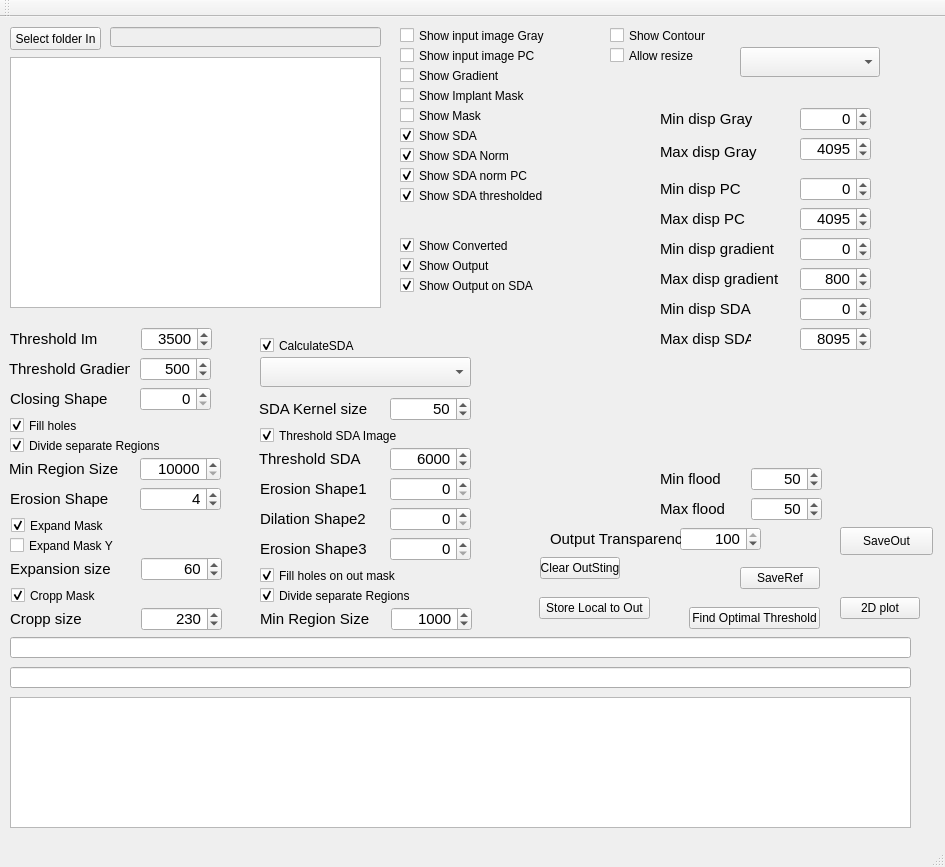
First picture: the form in HipsViever/mainwindow.ui, repository marcinkociolek/ProjectsPL, before the edit.
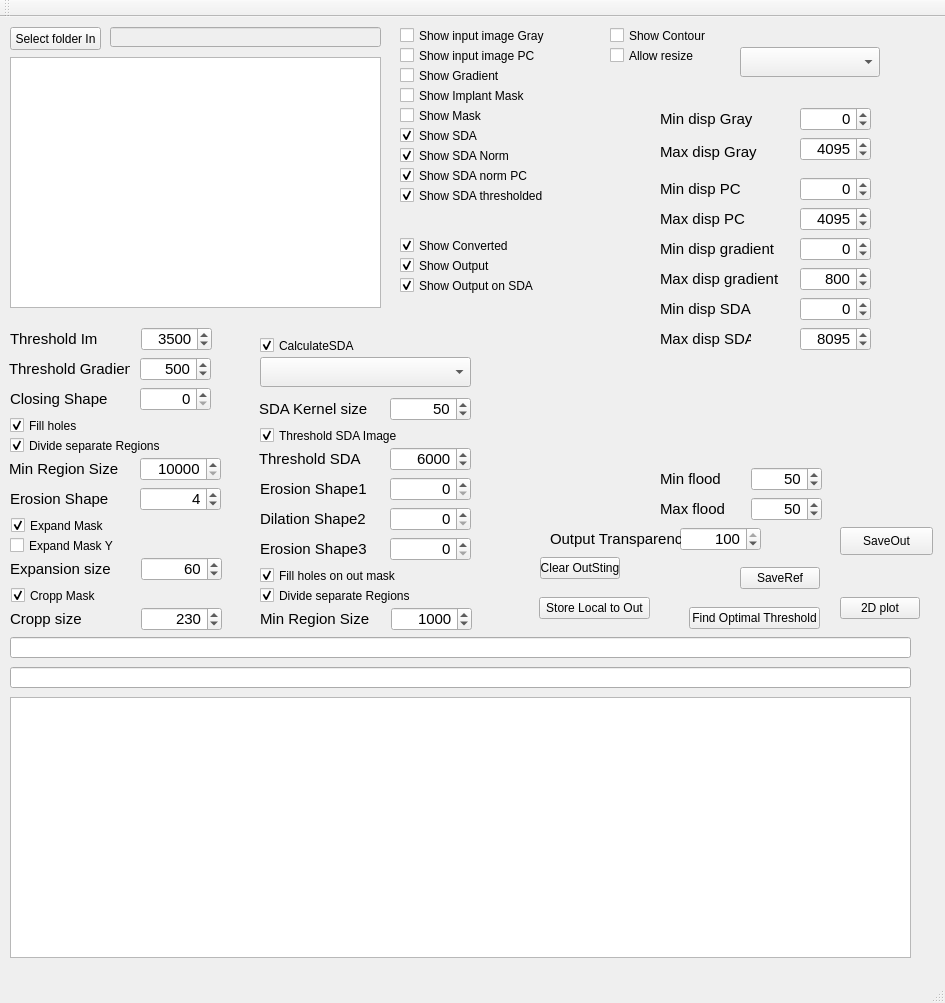
Second picture: the form after the edit.

Commit message: Release version + VC2017 and OpenCV3

What changed in the file:
```diff
--- a/HipsViever/mainwindow.ui
+++ b/HipsViever/mainwindow.ui
@@ -7,7 +7,7 @@
     <x>0</x>
     <y>0</y>
     <width>945</width>
-    <height>867</height>
+    <height>1003</height>
    </rect>
   </property>
   <property name="windowTitle">
@@ -1604,7 +1604,7 @@
       <x>10</x>
       <y>680</y>
       <width>901</width>
-      <height>131</height>
+      <height>261</height>
      </rect>
     </property>
    </widget>
```
The commit also changes 2 other files.
